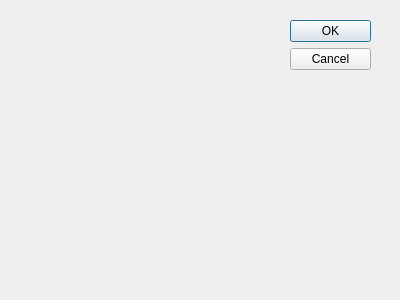
Before: the Qt Designer form Game/startdialog.ui in Kujanenj/ohjelmointi3, drawn with Qt 5.
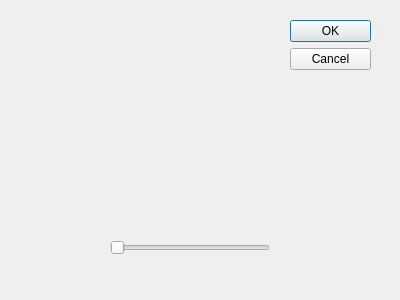
After: the same form once the commit is applied.

The edit to the form file:
```diff
--- a/Game/startdialog.ui
+++ b/Game/startdialog.ui
@@ -31,6 +31,25 @@
     <set>QDialogButtonBox::Cancel|QDialogButtonBox::Ok</set>
    </property>
   </widget>
+  <widget class="QSlider" name="mapsizeslider">
+   <property name="geometry">
+    <rect>
+     <x>110</x>
+     <y>240</y>
+     <width>160</width>
+     <height>16</height>
+    </rect>
+   </property>
+   <property name="minimum">
+    <number>10</number>
+   </property>
+   <property name="maximum">
+    <number>20</number>
+   </property>
+   <property name="orientation">
+    <enum>Qt::Horizontal</enum>
+   </property>
+  </widget>
  </widget>
  <pixmapfunction/>
  <resources/>
```
Left out of the diff: 9 changed lines with no effect on the pictures.
